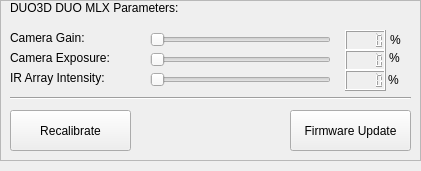
First picture: the form in TrackerRT_UI/duoconfigwidget.ui, repository hvictor/Release, before the edit.
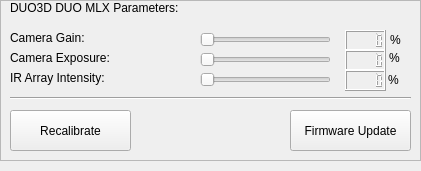
Second picture: the form after the edit.

```diff
--- a/TrackerRT_UI/duoconfigwidget.ui
+++ b/TrackerRT_UI/duoconfigwidget.ui
@@ -33,7 +33,7 @@
      <rect>
       <x>10</x>
       <y>0</y>
-      <width>231</width>
+      <width>271</width>
       <height>16</height>
      </rect>
     </property>
@@ -46,7 +46,7 @@
      <rect>
       <x>10</x>
       <y>30</y>
-      <width>91</width>
+      <width>161</width>
       <height>16</height>
      </rect>
     </property>
@@ -59,7 +59,7 @@
      <rect>
       <x>10</x>
       <y>50</y>
-      <width>131</width>
+      <width>161</width>
       <height>16</height>
      </rect>
     </property>
@@ -72,7 +72,7 @@
      <rect>
       <x>10</x>
       <y>70</y>
-      <width>131</width>
+      <width>161</width>
       <height>16</height>
      </rect>
     </property>
@@ -83,9 +83,9 @@
    <widget class="QSlider" name="duoGainSlider">
     <property name="geometry">
      <rect>
-      <x>150</x>
+      <x>200</x>
       <y>30</y>
-      <width>181</width>
+      <width>131</width>
       <height>20</height>
      </rect>
     </property>
@@ -102,9 +102,9 @@
    <widget class="QSlider" name="duoExposureSlider">
     <property name="geometry">
      <rect>
-      <x>150</x>
+      <x>200</x>
       <y>50</y>
-      <width>181</width>
+      <width>131</width>
       <height>20</height>
      </rect>
     </property>
@@ -121,9 +121,9 @@
    <widget class="QSlider" name="duoIRLEDSlider">
     <property name="geometry">
      <rect>
-      <x>150</x>
+      <x>200</x>
       <y>70</y>
-      <width>181</width>
+      <width>131</width>
       <height>20</height>
      </rect>
     </property>
```
